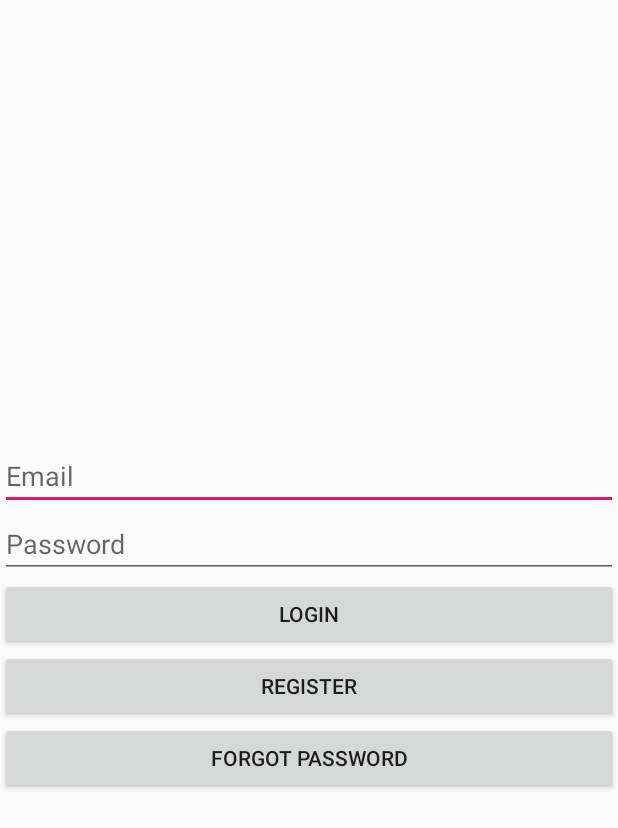
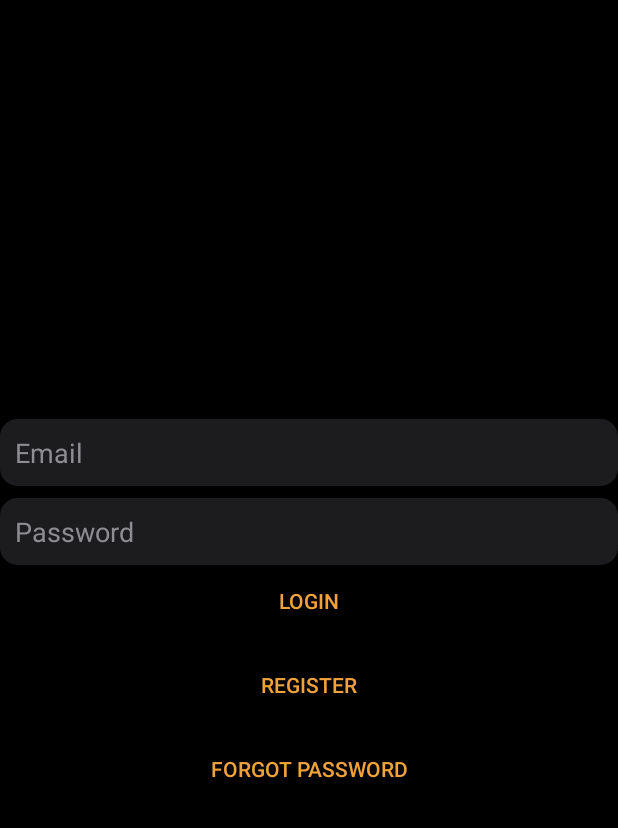
Before and after one commit to VorobkaloAnton/PublicationSystem, an Android app: the layout activity_main.xml on its own in the app's theme, with its tools: preview values and no code run, on a phone screen of 412 x 824 dp. Shown: the top 828 px of the screen. Run offline under Robolectric (Android 15) with nearby library versions, the phone set to English and light mode, and no system bars; plain views replace BSButton, BSEditText.

Commit message:
Added design

```diff
--- a/app/src/main/res/drawable/bg_edit_text.xml
+++ b/app/src/main/res/drawable/bg_edit_text.xml
@@ -1,4 +1,13 @@
 <?xml version="1.0" encoding="utf-8"?>
 <selector xmlns:android="http://schemas.android.com/apk/res/android">
 
+    <item>
+        <shape>
+            <solid android:color="#1c1c1e" />
+            <stroke android:width="3dp" android:color="#1c1c1e" />
+            <corners android:radius="10dp" />
+            <padding android:bottom="10dp" android:left="10dp" android:right="10dp" android:top="10dp" />
+        </shape>
+    </item>
+
 </selector>
--- a/app/src/main/res/layout/activity_home.xml
+++ b/app/src/main/res/layout/activity_home.xml
@@ -10,11 +10,11 @@
         android:layout_marginBottom="?actionBarSize">
     </com.artlite.bslibrary.ui.custom.BSViewPagerNonScroll>
 
-    <com.home.publicationsystem.ui.views.bottomBarView
+    <com.home.publicationsystem.ui.views.BottomBarView
         android:id="@+id/view_bottom_bar"
         android:layout_width="match_parent"
         android:layout_height="wrap_content"
         android:layout_gravity="bottom">
+    </com.home.publicationsystem.ui.views.BottomBarView>
 
-    </com.home.publicationsystem.ui.views.bottomBarView>
 </FrameLayout>
--- a/app/src/main/res/layout/activity_main.xml
+++ b/app/src/main/res/layout/activity_main.xml
@@ -5,36 +5,54 @@
     android:layout_height="match_parent"
     android:orientation="vertical"
     android:gravity="center"
+    android:background="@color/colorPrimary"
     tools:context=".ui.activities.MainActivity">
 
     <com.artlite.bslibrary.ui.fonted.BSEditText
         android:id="@+id/edit_login"
+        android:background="@drawable/bg_edit_text"
         android:hint="@string/text_email"
+        android:layout_marginBottom="@dimen/dimen_8"
+        android:textColorHint="#8e8e92"
+        android:textColor="@android:color/white"
         android:inputType="textEmailAddress"
         android:layout_width="match_parent"
         android:layout_height="wrap_content" />
 
     <com.artlite.bslibrary.ui.fonted.BSEditText
         android:id="@+id/edit_password"
+        android:background="@drawable/bg_edit_text"
         android:hint="@string/text_password"
+        android:textColorHint="#8e8e92"
+        android:textColor="@android:color/white"
         android:inputType="textPassword"
         android:layout_width="match_parent"
         android:layout_height="wrap_content" />
 
     <com.artlite.bslibrary.ui.fonted.BSButton
+        android:background="@android:color/transparent"
+        android:textColor="@color/colorAccent"
         android:id="@+id/button_login"
+        android:layout_marginBottom="@dimen/dimen_8"
         android:text="@string/text_login"
         android:layout_width="match_parent"
-        android:layout_height="wrap_content" />
+        android:layout_height="wrap_content"
+        />
 
     <com.artlite.bslibrary.ui.fonted.BSButton
+        android:background="@android:color/transparent"
+        android:textColor="@color/colorAccent"
         android:id="@+id/button_register"
+        android:layout_marginBottom="@dimen/dimen_8"
         android:text="@string/text_register"
         android:layout_width="match_parent"
         android:layout_height="wrap_content" />
 
     <com.artlite.bslibrary.ui.fonted.BSButton
+        android:background="@android:color/transparent"
+        android:textColor="@color/colorAccent"
         android:id="@+id/button_forgot_password"
+        android:layout_marginBottom="@dimen/dimen_8"
         android:text="@string/text_forgot_password"
         android:layout_width="match_parent"
         android:layout_height="wrap_content" />
--- a/app/src/main/res/values/colors.xml
+++ b/app/src/main/res/values/colors.xml
@@ -1,6 +1,7 @@
 <?xml version="1.0" encoding="utf-8"?>
 <resources>
-    <color name="colorPrimary">#005F51</color>
-    <color name="colorPrimaryDark">#00574B</color>
-    <color name="colorAccent">#D81B60</color>
+    <color name="colorPrimary">#010000</color>
+    <color name="colorPrimaryDark">#000000</color>
+    <color name="colorAccent">#f1a33b</color>
+    <color name="colorBarDefault">#858485</color>
 </resources>
--- a/app/src/main/res/values/styles.xml
+++ b/app/src/main/res/values/styles.xml
@@ -6,6 +6,19 @@
         <item name="colorPrimary">@color/colorPrimary</item>
         <item name="colorPrimaryDark">@color/colorPrimaryDark</item>
         <item name="colorAccent">@color/colorAccent</item>
+        <item name="android:actionBarStyle">@style/AppTheme.ActionBar</item>
+        <!-- Support library compatibility -->
+        <item name="actionBarStyle">@style/AppTheme.ActionBar</item>
     </style>
 
+    <style name="AppTheme.ActionBar" parent="@style/Widget.AppCompat.Light.ActionBar.Solid">
+        <item name="android:titleTextStyle">@style/AppTheme.ActionBar.Text</item>
+        <item name="titleTextStyle">@style/AppTheme.ActionBar.Text</item>
+    </style>
+
+    <style name="AppTheme.ActionBar.Text" parent="@android:style/TextAppearance">
+        <item name="android:textColor">@color/colorBarDefault</item>
+        <item name="android:textSize">@dimen/dimen_16</item>
+        <item name="android:textStyle">bold</item>
+    </style>
 </resources>
```
Also changed, not shown: app/src/main/java/com/home/publicationsystem/ui/activities/HomeActivity.java (+15 -1 lines), app/src/main/java/com/home/publicationsystem/ui/views/BottomBarView.java (+84 -0 lines), app/src/main/res/layout/fragment_draft.xml (+5 -3 lines), app/src/main/res/layout/fragment_favorites.xml (+5 -3 lines), app/src/main/res/layout/fragment_home.xml (+5 -3 lines), app/src/main/res/layout/fragment_settings.xml (+5 -3 lines), app/src/main/res/layout/view_bottom_bar.xml (+28 -13 lines).
